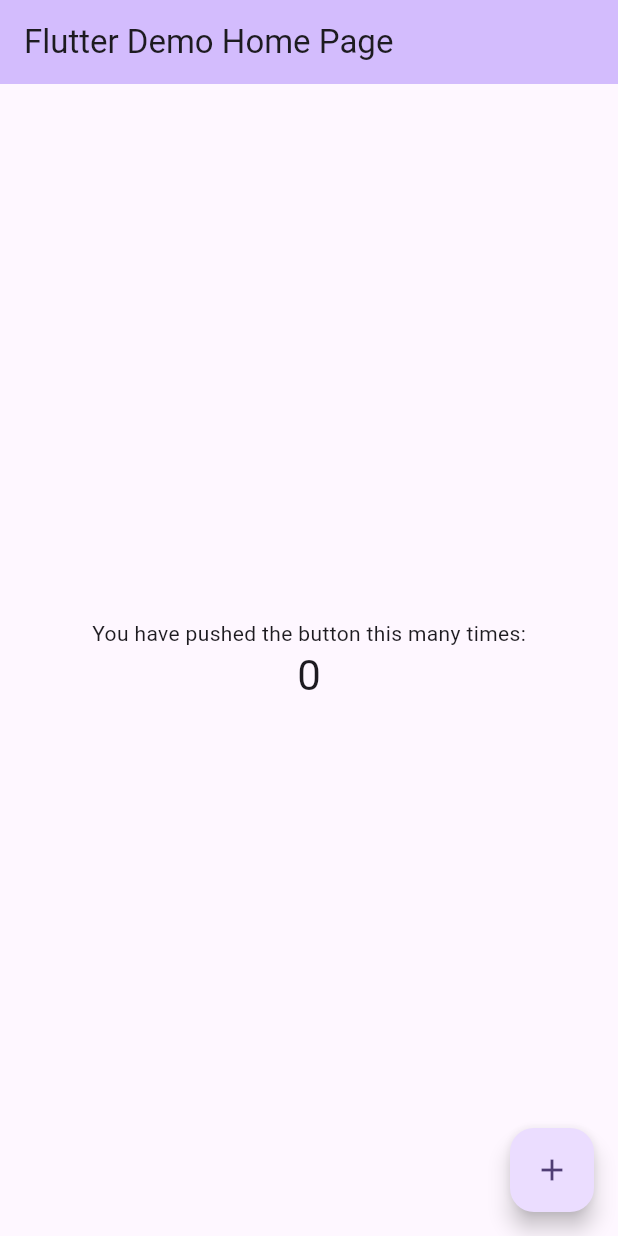
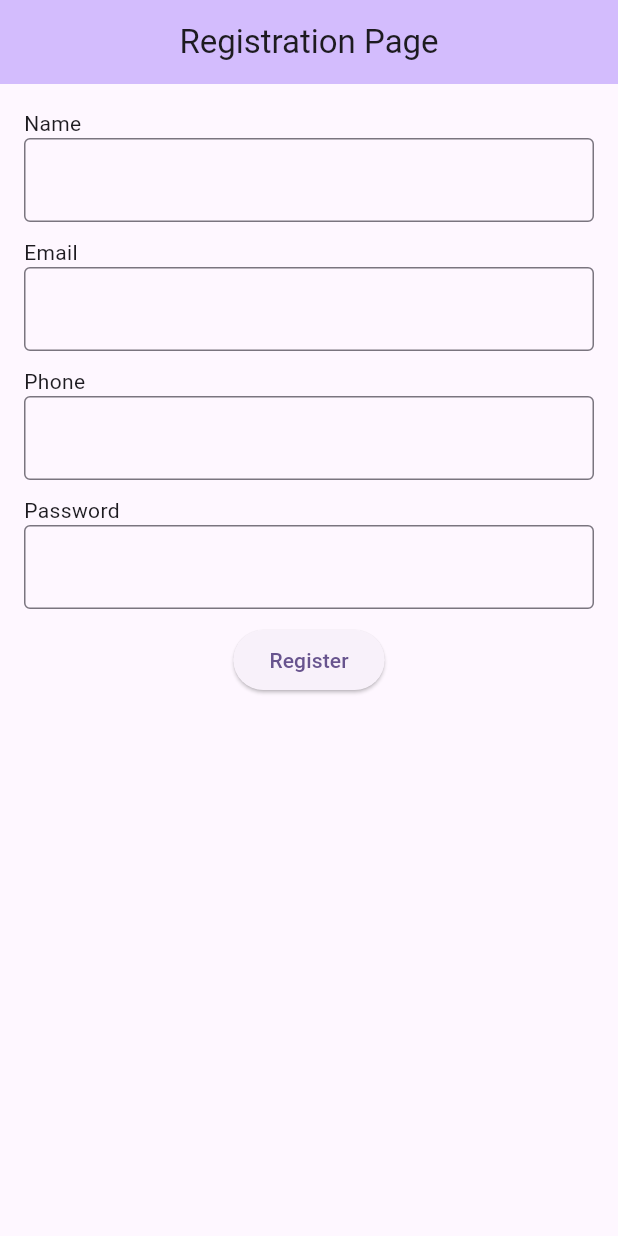
Before and after one commit to ghazal001/Registration_Page, a Flutter app: the screen it shows after launch, on a phone screen of 412 x 824 dp. Run offline on Flutter 3.47's test engine with Material 3 defaults, Android fonts, the phone set to English and light mode, and no system bars.

Commit message:
layout done

```diff
--- a/lib/main.dart
+++ b/lib/main.dart
@@ -31,7 +31,7 @@ class MyApp extends StatelessWidget {
         colorScheme: ColorScheme.fromSeed(seedColor: Colors.deepPurple),
         useMaterial3: true,
       ),
-      home: const MyHomePage(title: 'Flutter Demo Home Page'),
+      home: const MyHomePage(title: 'Registration Page'),
     );
   }
 }
@@ -55,18 +55,9 @@ class MyHomePage extends StatefulWidget {
 }
 
 class _MyHomePageState extends State<MyHomePage> {
-  int _counter = 0;
 
-  void _incrementCounter() {
-    setState(() {
-      // This call to setState tells the Flutter framework that something has
-      // changed in this State, which causes it to rerun the build method below
-      // so that the display can reflect the updated values. If we changed
-      // _counter without calling setState(), then the build method would not be
-      // called again, and so nothing would appear to happen.
-      _counter++;
-    });
-  }
+
+
 
   @override
   Widget build(BuildContext context) {
@@ -84,12 +75,17 @@ class _MyHomePageState extends State<MyHomePage> {
         backgroundColor: Theme.of(context).colorScheme.inversePrimary,
         // Here we take the value from the MyHomePage object that was created by
         // the App.build method, and use it to set our appbar title.
-        title: Text(widget.title),
+        title: Center(child: Text(widget.title)),
       ),
-      body: Center(
+      body: Expanded(
+        child: SingleChildScrollView(
+          child: Center(
             // Center is a layout widget. It takes a single child and positions it
             // in the middle of the parent.
+            child: Padding(
+              padding: const EdgeInsets.all(16.0),
               child: Column(
+
                 // Column is also a layout widget. It takes a list of children and
                 // arranges them vertically. By default, it sizes itself to fit its
                 // children horizontally, and tries to be as tall as its parent.
@@ -103,23 +99,60 @@ class _MyHomePageState extends State<MyHomePage> {
                 // TRY THIS: Invoke "debug painting" (choose the "Toggle Debug Paint"
                 // action in the IDE, or press "p" in the console), to see the
                 // wireframe for each widget.
-          mainAxisAlignment: MainAxisAlignment.center,
+                mainAxisAlignment: MainAxisAlignment.start,
+                crossAxisAlignment: CrossAxisAlignment.start,
                 children: <Widget>[
-            const Text(
-              'You have pushed the button this many times:',
+                  Text("Name"),
+                  TextField(
+                    decoration: InputDecoration(
+                      border: OutlineInputBorder()
                     ),
-            Text(
-              '$_counter',
-              style: Theme.of(context).textTheme.headlineMedium,
                   ),
+
+                  SizedBox(height: 10,),
+
+                  Text("Email"),
+                  TextField(
+                    decoration: InputDecoration(
+                      border: OutlineInputBorder()
+                    ),
+                  ),
+                  SizedBox(height: 10,),
+
+                  Text("Phone"),
+                  TextField(
+                    decoration: InputDecoration(
+                        border: OutlineInputBorder()
+                    ),
+                  ),
+
+                  SizedBox(height: 10,),
+
+                  Text("Password"),
+                  TextField(
+                    obscureText: true,
+                    decoration: InputDecoration(
+                        border: OutlineInputBorder()
+                    ),
+                  ),
+
+                  SizedBox(height: 10,),
+
+                  Center(
+                    child: ElevatedButton(
+                        onPressed:(){
+
+                    },
+                        child: Text("Register")
+                    ),
+                  )
                 ],
               ),
             ),
-      floatingActionButton: FloatingActionButton(
-        onPressed: _incrementCounter,
-        tooltip: 'Increment',
-        child: const Icon(Icons.add),
-      ), // This trailing comma makes auto-formatting nicer for build methods.
+              ),
+        ),
+      ),
     );
+
   }
 }
```
Lines whose indentation alone changed are shown as unchanged.
